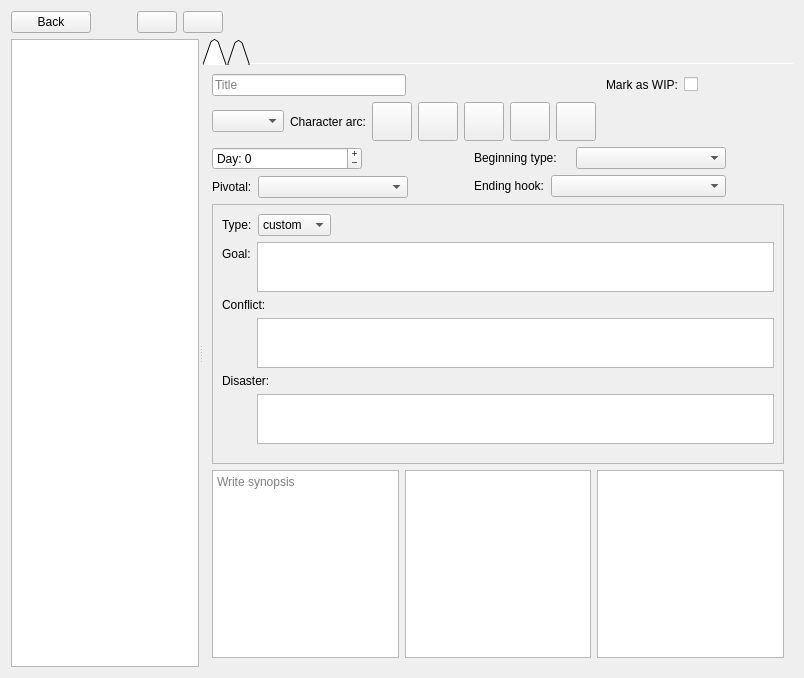
zkovari/plotlyst, file ui/scene_editor.ui: the form before one commit.
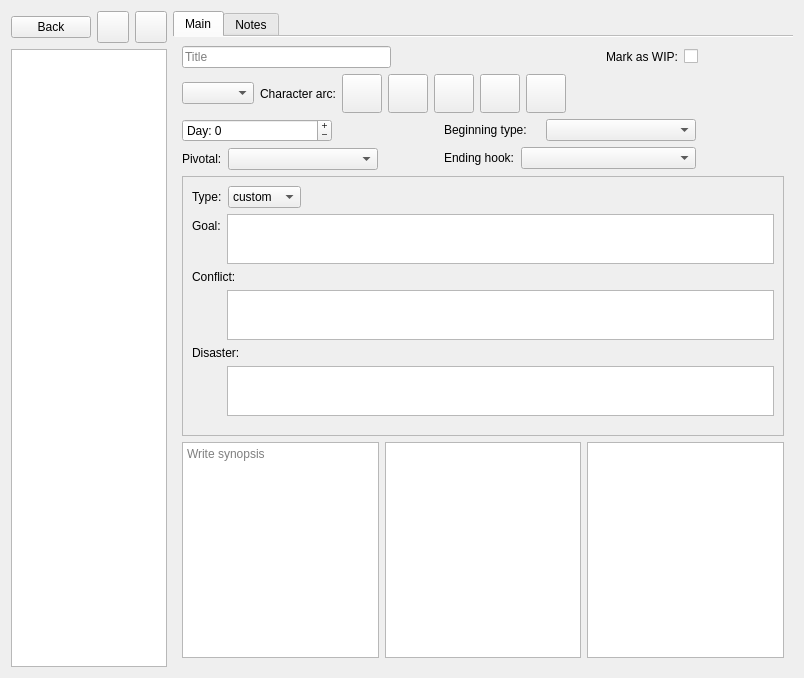
The form after the commit.

Commit message: Change tabs and buttons layout in scene editor

What changed in the file:
```diff
--- a/ui/scene_editor.ui
+++ b/ui/scene_editor.ui
@@ -13,6 +13,8 @@
   <property name="windowTitle">
    <string>Form</string>
   </property>
+  <layout class="QHBoxLayout" name="horizontalLayout_12">
+   <item>
   <layout class="QVBoxLayout" name="verticalLayout">
    <item>
     <layout class="QHBoxLayout" name="horizontalLayout_8">
@@ -46,7 +48,25 @@
       </spacer>
      </item>
      <item>
-      <widget class="QPushButton" name="btnPrevious">
+        <widget class="QToolButton" name="btnPrevious">
+         <property name="sizePolicy">
+          <sizepolicy hsizetype="Fixed" vsizetype="Fixed">
+           <horstretch>0</horstretch>
+           <verstretch>0</verstretch>
+          </sizepolicy>
+         </property>
+         <property name="minimumSize">
+          <size>
+           <width>32</width>
+           <height>32</height>
+          </size>
+         </property>
+         <property name="maximumSize">
+          <size>
+           <width>50</width>
+           <height>16777215</height>
+          </size>
+         </property>
        <property name="cursor">
         <cursorShape>PointingHandCursor</cursorShape>
        </property>
@@ -59,7 +79,19 @@
       </widget>
      </item>
      <item>
-      <widget class="QPushButton" name="btnNext">
+        <widget class="QToolButton" name="btnNext">
+         <property name="minimumSize">
+          <size>
+           <width>32</width>
+           <height>32</height>
+          </size>
+         </property>
+         <property name="maximumSize">
+          <size>
+           <width>50</width>
+           <height>16777215</height>
+          </size>
+         </property>
        <property name="cursor">
         <cursorShape>PointingHandCursor</cursorShape>
        </property>
@@ -72,14 +104,17 @@
       </widget>
      </item>
      <item>
-      <spacer name="horizontalSpacer_6">
+        <spacer name="horizontalSpacer_4">
        <property name="orientation">
         <enum>Qt::Horizontal</enum>
        </property>
+         <property name="sizeType">
+          <enum>QSizePolicy::Preferred</enum>
+         </property>
        <property name="sizeHint" stdset="0">
         <size>
-         <width>40</width>
-         <height>20</height>
+           <width>10</width>
+           <height>10</height>
         </size>
        </property>
       </spacer>
@@ -87,21 +122,27 @@
     </layout>
    </item>
    <item>
-    <widget class="QSplitter" name="splitter">
-     <property name="orientation">
-      <enum>Qt::Horizontal</enum>
-     </property>
      <widget class="QListView" name="lstScenes">
       <property name="sizePolicy">
-       <sizepolicy hsizetype="Preferred" vsizetype="Preferred">
+        <sizepolicy hsizetype="Preferred" vsizetype="Expanding">
         <horstretch>0</horstretch>
         <verstretch>0</verstretch>
        </sizepolicy>
       </property>
-     </widget>
+       <property name="maximumSize">
+        <size>
+         <width>200</width>
+         <height>16777215</height>
+        </size>
+       </property>
+      </widget>
+     </item>
+    </layout>
+   </item>
+   <item>
      <widget class="QTabWidget" name="tabWidget">
       <property name="tabShape">
-       <enum>QTabWidget::Triangular</enum>
+      <enum>QTabWidget::Rounded</enum>
       </property>
       <property name="currentIndex">
        <number>0</number>
@@ -120,7 +161,7 @@
       </property>
       <widget class="QWidget" name="tabGeneral">
        <attribute name="title">
-        <string/>
+       <string>Main</string>
        </attribute>
        <layout class="QVBoxLayout" name="verticalLayout_6">
         <item>
@@ -799,7 +840,7 @@
       </widget>
       <widget class="QWidget" name="tabNotes">
        <attribute name="title">
-        <string/>
+       <string>Notes</string>
        </attribute>
        <layout class="QVBoxLayout" name="verticalLayout_7">
         <item>
@@ -813,7 +854,6 @@
          </widget>
         </item>
        </layout>
-      </widget>
      </widget>
     </widget>
    </item>
```
Lines whose indentation alone changed are shown as unchanged. The commit also changes 2 other files.
